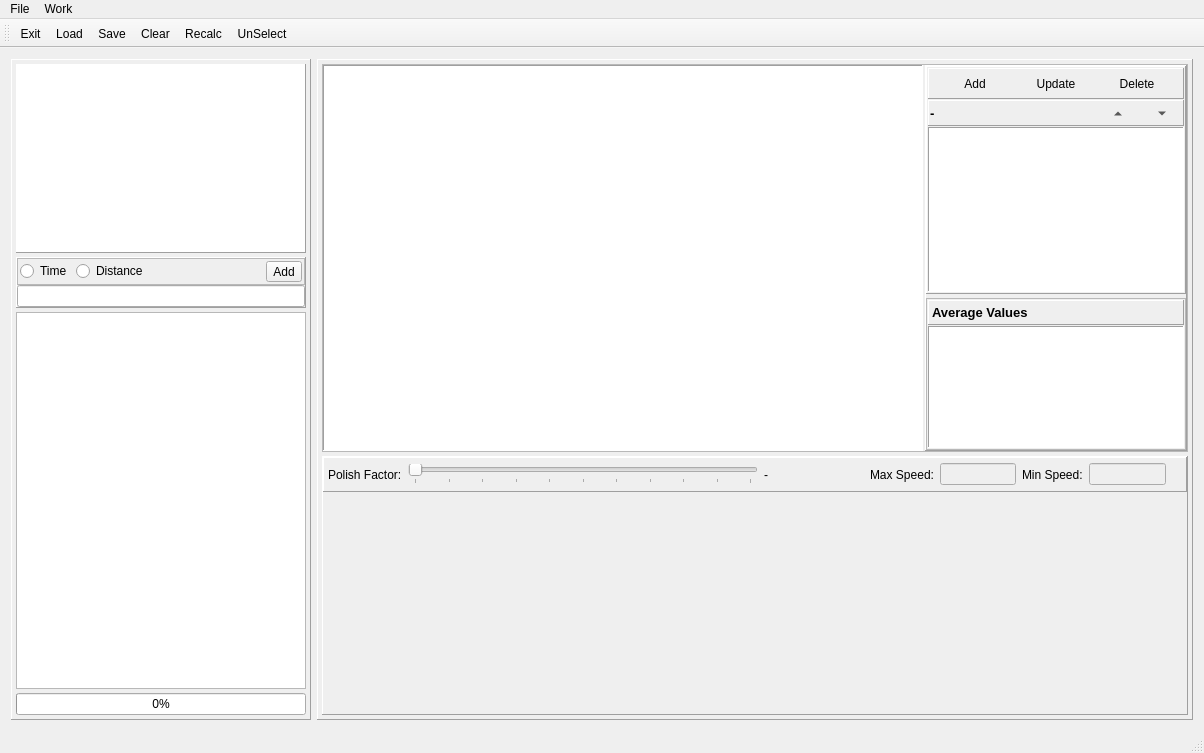
This is mainwindow.ui in Tria-Andy/ActivtiyEditor as Qt 5 draws it before an edit. The edited form follows.
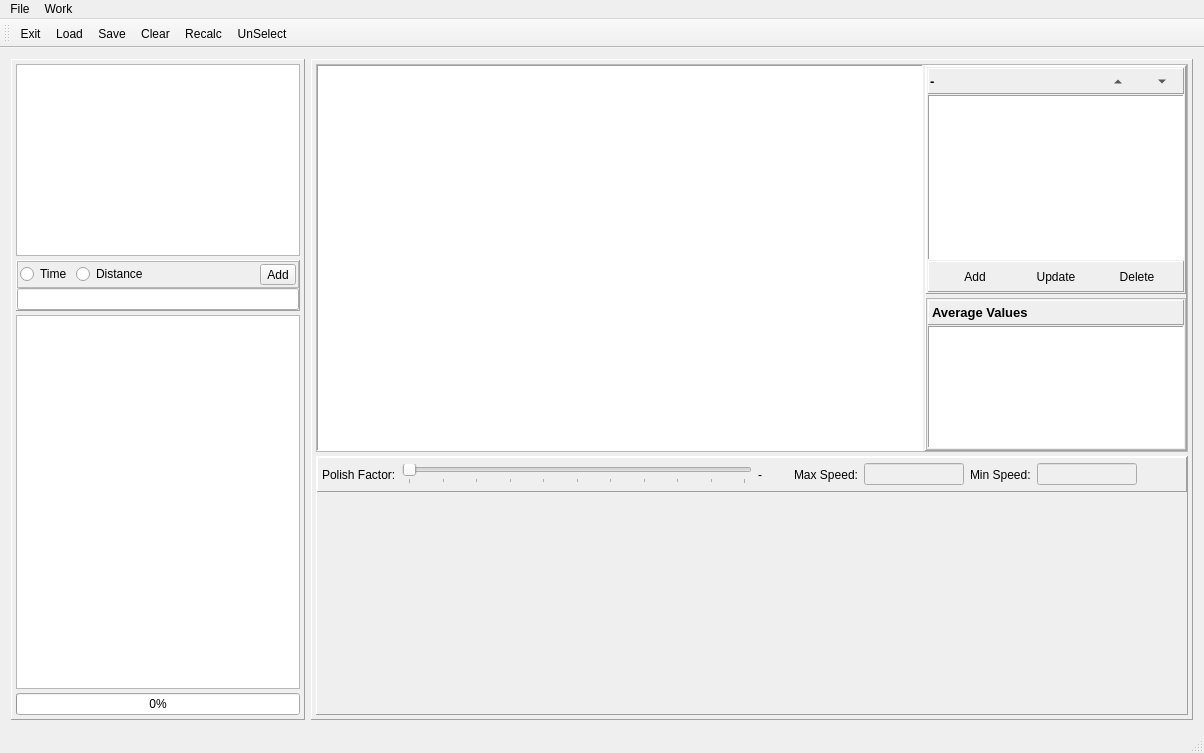
This is the edited form. Custom widgets are drawn as their Qt base class.

What changed in the file:
```diff
--- a/mainwindow.ui
+++ b/mainwindow.ui
@@ -25,13 +25,13 @@
       </property>
       <property name="minimumSize">
        <size>
-        <width>300</width>
+        <width>250</width>
         <height>0</height>
        </size>
       </property>
       <property name="maximumSize">
        <size>
-        <width>400</width>
+        <width>350</width>
         <height>16777215</height>
        </size>
       </property>
@@ -58,18 +58,18 @@
         <number>4</number>
        </property>
        <item>
-        <widget class="QTextBrowser" name="textBrowser_Info">
-         <property name="sizePolicy">
-          <sizepolicy hsizetype="Expanding" vsizetype="Expanding">
-           <horstretch>0</horstretch>
-           <verstretch>1</verstretch>
-          </sizepolicy>
+        <widget class="QTableView" name="tableView_actInfo">
+         <property name="minimumSize">
+          <size>
+           <width>0</width>
+           <height>0</height>
+          </size>
          </property>
-         <property name="frameShape">
-          <enum>QFrame::Panel</enum>
+         <property name="showGrid">
+          <bool>true</bool>
          </property>
-         <property name="frameShadow">
-          <enum>QFrame::Raised</enum>
+         <property name="gridStyle">
+          <enum>Qt::SolidLine</enum>
          </property>
         </widget>
        </item>
@@ -269,6 +269,9 @@
               <pointsize>10</pointsize>
              </font>
             </property>
+            <property name="autoFillBackground">
+             <bool>false</bool>
+            </property>
             <property name="frameShape">
              <enum>QFrame::Panel</enum>
             </property>
@@ -334,84 +337,6 @@
                 <property name="bottomMargin">
                  <number>1</number>
                 </property>
-                <item>
-                 <widget class="QFrame" name="frame_controls">
-                  <property name="frameShape">
-                   <enum>QFrame::Panel</enum>
-                  </property>
-                  <property name="frameShadow">
-                   <enum>QFrame::Raised</enum>
-                  </property>
-                  <layout class="QHBoxLayout" name="horizontalLayout_4">
-                   <property name="spacing">
-                    <number>2</number>
-                   </property>
-                   <property name="leftMargin">
-                    <number>2</number>
-                   </property>
-                   <property name="topMargin">
-                    <number>2</number>
-                   </property>
-                   <property name="rightMargin">
-                    <number>2</number>
-                   </property>
-                   <property name="bottomMargin">
-                    <number>2</number>
-                   </property>
-                   <item>
-                    <widget class="QToolButton" name="toolButton_add">
-                     <property name="minimumSize">
-                      <size>
-                       <width>70</width>
-                       <height>25</height>
-                      </size>
-                     </property>
-                     <property name="text">
-                      <string>Add</string>
-                     </property>
-                     <property name="toolButtonStyle">
-                      <enum>Qt::ToolButtonIconOnly</enum>
-                     </property>
-                     <property name="autoRaise">
-                      <bool>true</bool>
-                     </property>
-                    </widget>
-                   </item>
-                   <item>
-                    <widget class="QToolButton" name="toolButton_update">
-                     <property name="minimumSize">
-                      <size>
-                       <width>70</width>
-                       <height>25</height>
-                      </size>
-                     </property>
-                     <property name="text">
-                      <string>Update</string>
-                     </property>
-                     <property name="autoRaise">
-                      <bool>true</bool>
-                     </property>
-                    </widget>
-                   </item>
-                   <item>
-                    <widget class="QToolButton" name="toolButton_delete">
-                     <property name="minimumSize">
-                      <size>
-                       <width>70</width>
-                       <height>25</height>
-                      </size>
-                     </property>
-                     <property name="text">
-                      <string>Delete</string>
-                     </property>
-                     <property name="autoRaise">
-                      <bool>true</bool>
-                     </property>
-                    </widget>
-                   </item>
-                  </layout>
-                 </widget>
-                </item>
                 <item>
                  <widget class="QFrame" name="frame_int">
                   <property name="frameShape">
@@ -516,6 +441,84 @@
                   </property>
                  </widget>
                 </item>
+                <item>
+                 <widget class="QFrame" name="frame_controls">
+                  <property name="frameShape">
+                   <enum>QFrame::Panel</enum>
+                  </property>
+                  <property name="frameShadow">
+                   <enum>QFrame::Raised</enum>
+                  </property>
+                  <layout class="QHBoxLayout" name="horizontalLayout_4">
+                   <property name="spacing">
+                    <number>2</number>
+                   </property>
+                   <property name="leftMargin">
+                    <number>2</number>
+                   </property>
+                   <property name="topMargin">
+                    <number>2</number>
+                   </property>
+                   <property name="rightMargin">
+                    <number>2</number>
+                   </property>
+                   <property name="bottomMargin">
+                    <number>2</number>
+                   </property>
+                   <item>
+                    <widget class="QToolButton" name="toolButton_add">
+                     <property name="minimumSize">
+                      <size>
+                       <width>70</width>
+                       <height>25</height>
+                      </size>
+                     </property>
+                     <property name="text">
+                      <string>Add</string>
+                     </property>
+                     <property name="toolButtonStyle">
+                      <enum>Qt::ToolButtonIconOnly</enum>
+                     </property>
+                     <property name="autoRaise">
+                      <bool>true</bool>
+                     </property>
+                    </widget>
+                   </item>
+                   <item>
+                    <widget class="QToolButton" name="toolButton_update">
+                     <property name="minimumSize">
+                      <size>
+                       <width>70</width>
+                       <height>25</height>
+                      </size>
+                     </property>
+                     <property name="text">
+                      <string>Update</string>
+                     </property>
+                     <property name="autoRaise">
+                      <bool>true</bool>
+                     </property>
+                    </widget>
+                   </item>
+                   <item>
+                    <widget class="QToolButton" name="toolButton_delete">
+                     <property name="minimumSize">
+                      <size>
+                       <width>70</width>
+                       <height>25</height>
+                      </size>
+                     </property>
+                     <property name="text">
+                      <string>Delete</string>
+                     </property>
+                     <property name="autoRaise">
+                      <bool>true</bool>
+                     </property>
+                    </widget>
+                   </item>
+                  </layout>
+                 </widget>
+                </item>
                </layout>
               </widget>
              </item>
@@ -702,7 +705,7 @@
               <widget class="QLabel" name="label_factorValue">
                <property name="minimumSize">
                 <size>
-                 <width>50</width>
+                 <width>30</width>
                  <height>0</height>
                 </size>
                </property>
@@ -711,22 +714,6 @@
                </property>
               </widget>
              </item>
-             <item>
-              <spacer name="horizontalSpacer_2">
-               <property name="orientation">
-                <enum>Qt::Horizontal</enum>
-               </property>
-               <property name="sizeType">
-                <enum>QSizePolicy::Fixed</enum>
-               </property>
-               <property name="sizeHint" stdset="0">
-                <size>
-                 <width>50</width>
-                 <height>20</height>
-                </size>
-               </property>
-              </spacer>
-             </item>
              <item>
               <widget class="QLabel" name="label_2">
                <property name="text">
```
Left out of the diff: 4 changed lines with no effect on the pictures.
